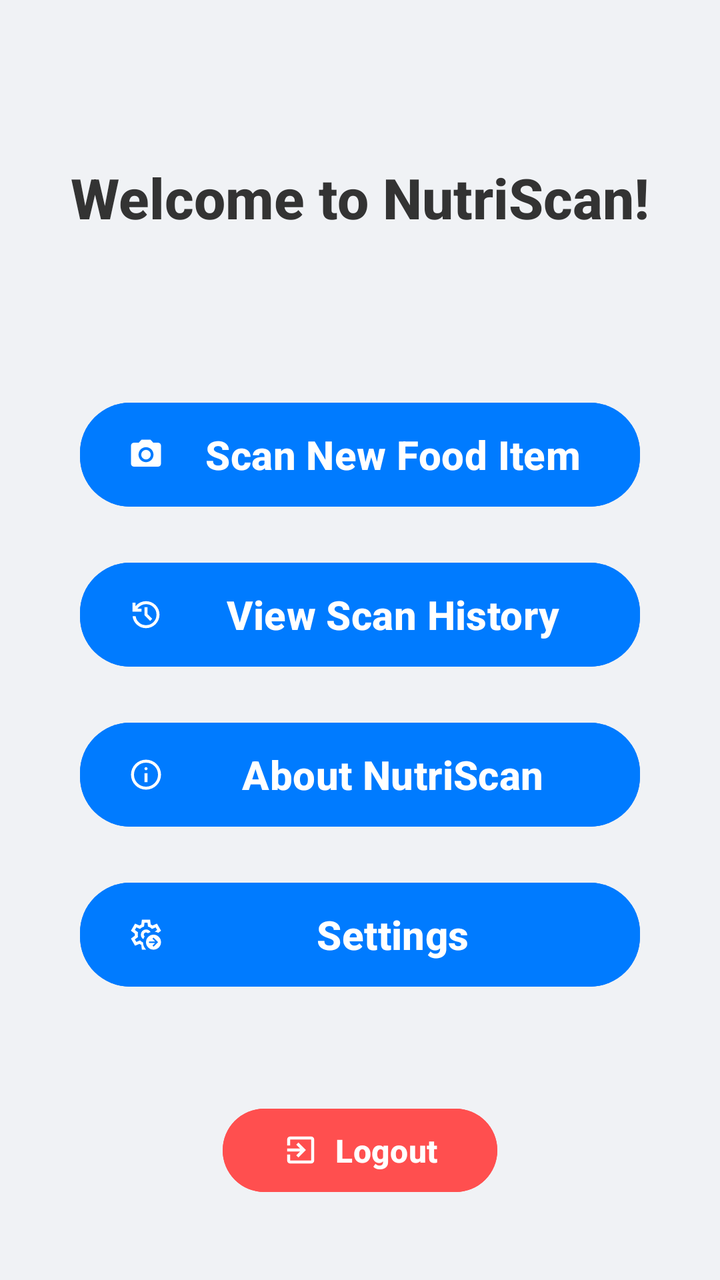
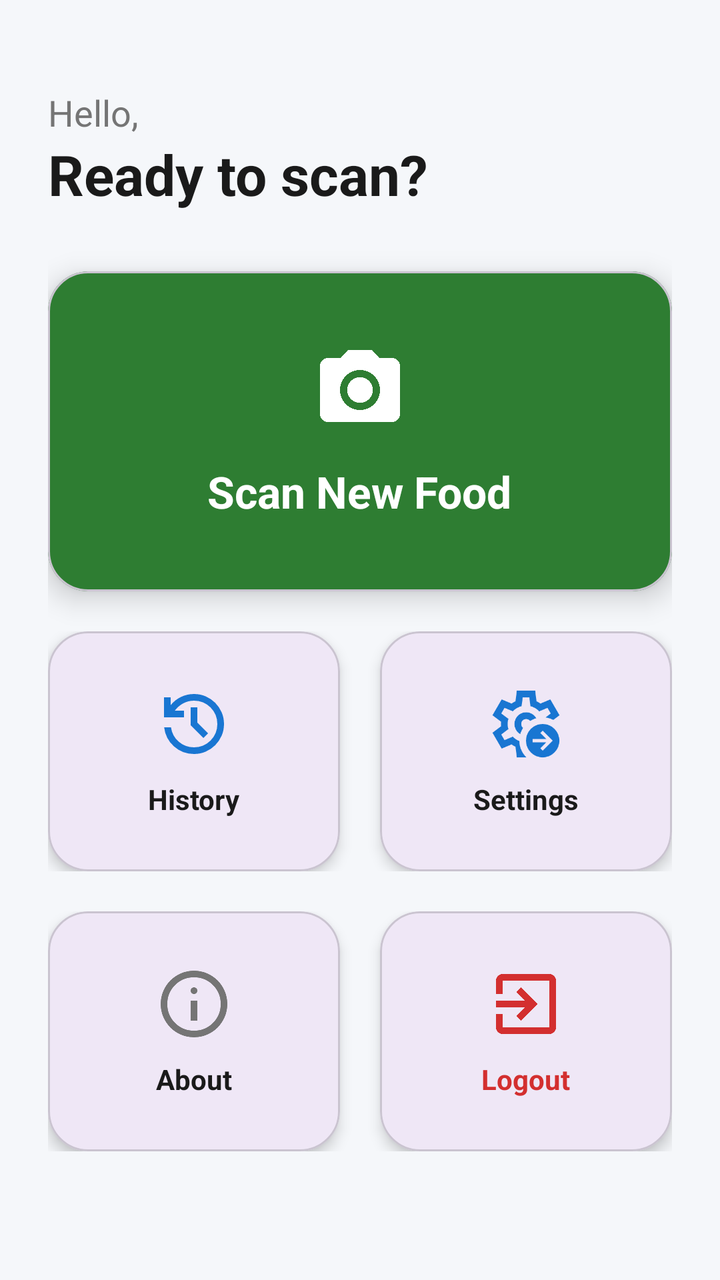

Compare the two renders of this Android layout. The source of the first and the diff that turns it into the second are given below.
<!-- AndroidManifest.xml: application theme Theme.NutriScan -->
<!-- res/layout/activity_home.xml -->
<?xml version="1.0" encoding="utf-8"?>
<RelativeLayout xmlns:android="http://schemas.android.com/apk/res/android"
    xmlns:app="http://schemas.android.com/apk/res-auto"
    xmlns:tools="http://schemas.android.com/tools"
    android:layout_width="match_parent"
    android:layout_height="match_parent"
    android:background="#F0F2F5"
    tools:context=".HomeActivity">

    
    <TextView
        android:id="@+id/textViewWelcome"
        android:layout_width="wrap_content"
        android:layout_height="wrap_content"
        android:layout_centerHorizontal="true"
        android:layout_marginTop="80dp"
        android:text="Welcome to NutriScan!"
        android:textColor="#333333"
        android:textSize="28sp"
        android:textStyle="bold"
        android:fontFamily="sans-serif-medium"
        />

    
    <com.google.android.material.button.MaterialButton
        android:id="@+id/buttonScanNewItem"
        android:layout_width="match_parent"
        android:layout_height="60dp"
        android:layout_below="@+id/textViewWelcome"
        android:layout_marginStart="40dp"
        android:layout_marginTop="80dp"
        android:layout_marginEnd="40dp"
        android:backgroundTint="#007BFF"
        android:text="Scan New Food Item"
        android:textColor="#FFFFFF"
        android:textSize="20sp"
        android:textStyle="bold"
        app:icon="@drawable/ic_camera_white_24dp"
        app:iconTint="#FFFFFF"
        app:iconPadding="15dp"
        app:cornerRadius="25dp" />

    
    <com.google.android.material.button.MaterialButton
        android:id="@+id/buttonViewHistory"
        android:layout_width="match_parent"
        android:layout_height="60dp"
        android:layout_below="@+id/buttonScanNewItem"
        android:layout_marginStart="40dp"
        android:layout_marginTop="20dp"
        android:layout_marginEnd="40dp"
        android:backgroundTint="#007BFF"
        android:text="View Scan History"
        android:textColor="#FFFFFF"
        android:textSize="20sp"
        android:textStyle="bold"
        app:icon="@drawable/ic_history_white_24dp"
        app:iconTint="#FFFFFF"
        app:iconPadding="15dp"
        app:cornerRadius="25dp" />

    
    <com.google.android.material.button.MaterialButton
        android:id="@+id/buttonAbout"
        android:layout_width="match_parent"
        android:layout_height="60dp"
        android:layout_below="@+id/buttonViewHistory"
        android:layout_marginStart="40dp"
        android:layout_marginTop="20dp"
        android:layout_marginEnd="40dp"
        android:backgroundTint="#007BFF"
        android:text="About NutriScan"
        android:textColor="#FFFFFF"
        android:textSize="20sp"
        android:textStyle="bold"
        app:icon="@drawable/ic_info_white_24dp"
        app:iconTint="#FFFFFF"
        app:iconPadding="15dp"
        app:cornerRadius="25dp" />

    
    <com.google.android.material.button.MaterialButton
        android:id="@+id/buttonSettings"
        android:layout_width="match_parent"
        android:layout_height="60dp"
        android:layout_below="@+id/buttonAbout"
        android:layout_marginStart="40dp"
        android:layout_marginTop="20dp"
        android:layout_marginEnd="40dp"
        android:backgroundTint="#007BFF"
        android:text="Settings"
        android:textColor="#FFFFFF"
        android:textSize="20sp"
        android:textStyle="bold"
        app:icon="@drawable/ic_settings_white_24dp"
        app:iconTint="#FFFFFF"
        app:iconPadding="15dp"
        app:cornerRadius="25dp" />


    
    <com.google.android.material.button.MaterialButton
        android:id="@+id/buttonLogout"
        android:layout_width="wrap_content"
        android:layout_height="wrap_content"
        android:layout_alignParentBottom="true"
        android:layout_centerHorizontal="true"
        android:layout_marginBottom="40dp"
        android:text="Logout"
        android:textColor="#FFFFFF"
        android:backgroundTint="#FF4F4F"
        android:paddingStart="30dp"
        android:paddingEnd="30dp"
        android:paddingTop="10dp"
        android:paddingBottom="10dp"
        android:textSize="16sp"
        android:textStyle="bold"
        app:icon="@drawable/ic_logout_white_24dp"
        app:iconTint="#FFFFFF"
        app:iconPadding="8dp"
        app:cornerRadius="25dp" />

</RelativeLayout>
<!-- resources referenced by this layout -->
<resources>
  <!-- drawable ic_camera_white_24dp (drawable) -->
  <vector xmlns:android="http://schemas.android.com/apk/res/android" android:height="24dp" android:tint="#FFFFFF" android:viewportHeight="24" android:viewportWidth="24" android:width="24dp">
        
      <path android:fillColor="@android:color/white" android:pathData="M12,12m-3.2,0a3.2,3.2 0,1 1,6.4 0a3.2,3.2 0,1 1,-6.4 0"/>
        
      <path android:fillColor="@android:color/white" android:pathData="M9,2L7.17,4L4,4c-1.1,0 -2,0.9 -2,2v12c0,1.1 0.9,2 2,2h16c1.1,0 2,-0.9 2,-2L22,6c0,-1.1 -0.9,-2 -2,-2h-3.17L15,2L9,2zM12,17c-2.76,0 -5,-2.24 -5,-5s2.24,-5 5,-5 5,2.24 5,5 -2.24,5 -5,5z"/>
      
  </vector>
  <!-- drawable ic_history_white_24dp (drawable) -->
  <vector xmlns:android="http://schemas.android.com/apk/res/android"
      android:width="24dp"
      android:height="24dp"
      android:viewportWidth="960"
      android:viewportHeight="960"
      android:tint="?attr/colorControlNormal">
    <path
        android:fillColor="@android:color/white"
        android:pathData="M480,840Q342,840 239.5,748.5Q137,657 122,520L204,520Q218,624 296.5,692Q375,760 480,760Q597,760 678.5,678.5Q760,597 760,480Q760,363 678.5,281.5Q597,200 480,200Q411,200 351,232Q291,264 250,320L360,320L360,400L120,400L120,160L200,160L200,254Q251,190 324.5,155Q398,120 480,120Q555,120 620.5,148.5Q686,177 734.5,225.5Q783,274 811.5,339.5Q840,405 840,480Q840,555 811.5,620.5Q783,686 734.5,734.5Q686,783 620.5,811.5Q555,840 480,840ZM592,648L440,496L440,280L520,280L520,464L648,592L592,648Z"/>
  </vector>
  <!-- drawable ic_info_white_24dp (drawable) -->
  <vector xmlns:android="http://schemas.android.com/apk/res/android"
      android:width="24dp"
      android:height="24dp"
      android:viewportWidth="960"
      android:viewportHeight="960"
      android:tint="?attr/colorControlNormal">
    <path
        android:fillColor="@android:color/white"
        android:pathData="M440,680L520,680L520,440L440,440L440,680ZM480,360Q497,360 508.5,348.5Q520,337 520,320Q520,303 508.5,291.5Q497,280 480,280Q463,280 451.5,291.5Q440,303 440,320Q440,337 451.5,348.5Q463,360 480,360ZM480,880Q397,880 324,848.5Q251,817 197,763Q143,709 111.5,636Q80,563 80,480Q80,397 111.5,324Q143,251 197,197Q251,143 324,111.5Q397,80 480,80Q563,80 636,111.5Q709,143 763,197Q817,251 848.5,324Q880,397 880,480Q880,563 848.5,636Q817,709 763,763Q709,817 636,848.5Q563,880 480,880ZM480,800Q614,800 707,707Q800,614 800,480Q800,346 707,253Q614,160 480,160Q346,160 253,253Q160,346 160,480Q160,614 253,707Q346,800 480,800ZM480,480Q480,480 480,480Q480,480 480,480Q480,480 480,480Q480,480 480,480Q480,480 480,480Q480,480 480,480Q480,480 480,480Q480,480 480,480Z"/>
  </vector>
  <!-- drawable ic_logout_white_24dp (drawable) -->
  <vector xmlns:android="http://schemas.android.com/apk/res/android"
      android:width="24dp"
      android:height="24dp"
      android:viewportWidth="960"
      android:viewportHeight="960"
      android:tint="?attr/colorControlNormal"
      android:autoMirrored="true">
    <path
        android:fillColor="@android:color/white"
        android:pathData="M200,840Q167,840 143.5,816.5Q120,793 120,760L120,600L200,600L200,760Q200,760 200,760Q200,760 200,760L760,760Q760,760 760,760Q760,760 760,760L760,200Q760,200 760,200Q760,200 760,200L200,200Q200,200 200,200Q200,200 200,200L200,360L120,360L120,200Q120,167 143.5,143.5Q167,120 200,120L760,120Q793,120 816.5,143.5Q840,167 840,200L840,760Q840,793 816.5,816.5Q793,840 760,840L200,840ZM420,680L364,622L466,520L120,520L120,440L466,440L364,338L420,280L620,480L420,680Z"/>
  </vector>
  <style name="Theme.NutriScan" parent="Base.Theme.NutriScan" />
  <style name="Base.Theme.NutriScan" parent="Theme.Material3.DayNight.NoActionBar">
          
          
      </style>
  <!-- unchanged entries left out for length: 1 -->
</resources>

<!-- the commit's change to res/layout/activity_home.xml (unified diff, before → after) -->
@@ -1,123 +1,207 @@
 <?xml version="1.0" encoding="utf-8"?>
-<RelativeLayout xmlns:android="http://schemas.android.com/apk/res/android"
+<ScrollView xmlns:android="http://schemas.android.com/apk/res/android"
     xmlns:app="http://schemas.android.com/apk/res-auto"
-    xmlns:tools="http://schemas.android.com/tools"
     android:layout_width="match_parent"
     android:layout_height="match_parent"
-    android:background="#F0F2F5"
-    tools:context=".HomeActivity">
-
-    
-    <TextView
-        android:id="@+id/textViewWelcome"
-        android:layout_width="wrap_content"
+    android:background="@color/bg_light"
+    android:fillViewport="true">
+
+    <LinearLayout
+        android:layout_width="match_parent"
         android:layout_height="wrap_content"
-        android:layout_centerHorizontal="true"
-        android:layout_marginTop="80dp"
-        android:text="Welcome to NutriScan!"
-        android:textColor="#333333"
-        android:textSize="28sp"
-        android:textStyle="bold"
-        android:fontFamily="sans-serif-medium"
-        />
-
-    
-    <com.google.android.material.button.MaterialButton
-        android:id="@+id/buttonScanNewItem"
-        android:layout_width="match_parent"
-        android:layout_height="60dp"
-        android:layout_below="@+id/textViewWelcome"
-        android:layout_marginStart="40dp"
-        android:layout_marginTop="80dp"
-        android:layout_marginEnd="40dp"
-        android:backgroundTint="#007BFF"
-        android:text="Scan New Food Item"
-        android:textColor="#FFFFFF"
-        android:textSize="20sp"
-        android:textStyle="bold"
-        app:icon="@drawable/ic_camera_white_24dp"
-        app:iconTint="#FFFFFF"
-        app:iconPadding="15dp"
-        app:cornerRadius="25dp" />
-
-    
-    <com.google.android.material.button.MaterialButton
-        android:id="@+id/buttonViewHistory"
-        android:layout_width="match_parent"
-        android:layout_height="60dp"
-        android:layout_below="@+id/buttonScanNewItem"
-        android:layout_marginStart="40dp"
-        android:layout_marginTop="20dp"
-        android:layout_marginEnd="40dp"
-        android:backgroundTint="#007BFF"
-        android:text="View Scan History"
-        android:textColor="#FFFFFF"
-        android:textSize="20sp"
-        android:textStyle="bold"
-        app:icon="@drawable/ic_history_white_24dp"
-        app:iconTint="#FFFFFF"
-        app:iconPadding="15dp"
-        app:cornerRadius="25dp" />
-
-    
-    <com.google.android.material.button.MaterialButton
-        android:id="@+id/buttonAbout"
-        android:layout_width="match_parent"
-        android:layout_height="60dp"
-        android:layout_below="@+id/buttonViewHistory"
-        android:layout_marginStart="40dp"
-        android:layout_marginTop="20dp"
-        android:layout_marginEnd="40dp"
-        android:backgroundTint="#007BFF"
-        android:text="About NutriScan"
-        android:textColor="#FFFFFF"
-        android:textSize="20sp"
-        android:textStyle="bold"
-        app:icon="@drawable/ic_info_white_24dp"
-        app:iconTint="#FFFFFF"
-        app:iconPadding="15dp"
-        app:cornerRadius="25dp" />
-
-    
-    <com.google.android.material.button.MaterialButton
-        android:id="@+id/buttonSettings"
-        android:layout_width="match_parent"
-        android:layout_height="60dp"
-        android:layout_below="@+id/buttonAbout"
-        android:layout_marginStart="40dp"
-        android:layout_marginTop="20dp"
-        android:layout_marginEnd="40dp"
-        android:backgroundTint="#007BFF"
-        android:text="Settings"
-        android:textColor="#FFFFFF"
-        android:textSize="20sp"
-        android:textStyle="bold"
-        app:icon="@drawable/ic_settings_white_24dp"
-        app:iconTint="#FFFFFF"
-        app:iconPadding="15dp"
-        app:cornerRadius="25dp" />
-
-
-    
-    <com.google.android.material.button.MaterialButton
-        android:id="@+id/buttonLogout"
-        android:layout_width="wrap_content"
-        android:layout_height="wrap_content"
-        android:layout_alignParentBottom="true"
-        android:layout_centerHorizontal="true"
-        android:layout_marginBottom="40dp"
-        android:text="Logout"
-        android:textColor="#FFFFFF"
-        android:backgroundTint="#FF4F4F"
-        android:paddingStart="30dp"
-        android:paddingEnd="30dp"
-        android:paddingTop="10dp"
-        android:paddingBottom="10dp"
-        android:textSize="16sp"
-        android:textStyle="bold"
-        app:icon="@drawable/ic_logout_white_24dp"
-        app:iconTint="#FFFFFF"
-        app:iconPadding="8dp"
-        app:cornerRadius="25dp" />
-
-</RelativeLayout>
+        android:orientation="vertical"
+        android:padding="24dp">
+
+        <TextView
+            android:id="@+id/textViewWelcome"
+            android:layout_width="wrap_content"
+            android:layout_height="wrap_content"
+            android:layout_marginTop="20dp"
+            android:text="Hello,"
+            android:textColor="@color/text_light"
+            android:textSize="18sp" />
+
+        <TextView
+            android:layout_width="wrap_content"
+            android:layout_height="wrap_content"
+            android:layout_marginBottom="30dp"
+            android:text="Ready to scan?"
+            android:textColor="@color/text_dark"
+            android:textSize="28sp"
+            android:textStyle="bold" />
+
+        
+        <com.google.android.material.card.MaterialCardView
+            android:id="@+id/buttonScanNewItem"
+            android:layout_width="match_parent"
+            android:layout_height="160dp"
+            android:layout_marginBottom="20dp"
+            app:cardBackgroundColor="@color/primary_green"
+            app:cardCornerRadius="20dp"
+            app:cardElevation="8dp">
+
+            <LinearLayout
+                android:layout_width="match_parent"
+                android:layout_height="match_parent"
+                android:gravity="center"
+                android:orientation="vertical">
+
+                <ImageView
+                    android:layout_width="48dp"
+                    android:layout_height="48dp"
+                    android:src="@drawable/ic_camera_white_24dp"
+                    app:tint="@color/white" />
+
+                <TextView
+                    android:layout_width="wrap_content"
+                    android:layout_height="wrap_content"
+                    android:layout_marginTop="12dp"
+                    android:text="Scan New Food"
+                    android:textColor="@color/white"
+                    android:textSize="22sp"
+                    android:textStyle="bold" />
+            </LinearLayout>
+        </com.google.android.material.card.MaterialCardView>
+
+        
+        <LinearLayout
+            android:layout_width="match_parent"
+            android:layout_height="wrap_content"
+            android:orientation="horizontal"
+            android:weightSum="2">
+
+            <com.google.android.material.card.MaterialCardView
+                android:id="@+id/buttonViewHistory"
+                android:layout_width="0dp"
+                android:layout_height="120dp"
+                android:layout_marginEnd="10dp"
+                android:layout_weight="1"
+                app:cardCornerRadius="20dp"
+                app:cardElevation="4dp">
+
+                <LinearLayout
+                    android:layout_width="match_parent"
+                    android:layout_height="match_parent"
+                    android:gravity="center"
+                    android:orientation="vertical">
+
+                    <ImageView
+                        android:layout_width="40dp"
+                        android:layout_height="40dp"
+                        android:src="@drawable/ic_history_white_24dp"
+                        app:tint="@color/primary_blue" />
+
+                    <TextView
+                        android:layout_width="wrap_content"
+                        android:layout_height="wrap_content"
+                        android:layout_marginTop="8dp"
+                        android:text="History"
+                        android:textColor="@color/text_dark"
+                        android:textStyle="bold" />
+                </LinearLayout>
+            </com.google.android.material.card.MaterialCardView>
+
+            <com.google.android.material.card.MaterialCardView
+                android:id="@+id/buttonSettings"
+                android:layout_width="0dp"
+                android:layout_height="120dp"
+                android:layout_marginStart="10dp"
+                android:layout_weight="1"
+                app:cardCornerRadius="20dp"
+                app:cardElevation="4dp">
+
+                <LinearLayout
+                    android:layout_width="match_parent"
+                    android:layout_height="match_parent"
+                    android:gravity="center"
+                    android:orientation="vertical">
+
+                    <ImageView
+                        android:layout_width="40dp"
+                        android:layout_height="40dp"
+                        android:src="@drawable/ic_settings_white_24dp"
+                        app:tint="@color/primary_blue" />
+
+                    <TextView
+                        android:layout_width="wrap_content"
+                        android:layout_height="wrap_content"
+                        android:layout_marginTop="8dp"
+                        android:text="Settings"
+                        android:textColor="@color/text_dark"
+                        android:textStyle="bold" />
+                </LinearLayout>
+            </com.google.android.material.card.MaterialCardView>
+        </LinearLayout>
+
+        <LinearLayout
+            android:layout_width="match_parent"
+            android:layout_height="wrap_content"
+            android:layout_marginTop="20dp"
+            android:orientation="horizontal"
+            android:weightSum="2">
+
+            <com.google.android.material.card.MaterialCardView
+                android:id="@+id/buttonAbout"
+                android:layout_width="0dp"
+                android:layout_height="120dp"
+                android:layout_marginEnd="10dp"
+                android:layout_weight="1"
+                app:cardCornerRadius="20dp"
+                app:cardElevation="4dp">
+
+                <LinearLayout
+                    android:layout_width="match_parent"
+                    android:layout_height="match_parent"
+                    android:gravity="center"
+                    android:orientation="vertical">
+
+                    <ImageView
+                        android:layout_width="40dp"
+                        android:layout_height="40dp"
+                        android:src="@drawable/ic_info_white_24dp"
+                        app:tint="@color/text_light" />
+
+                    <TextView
+                        android:layout_width="wrap_content"
+                        android:layout_height="wrap_content"
+                        android:layout_marginTop="8dp"
+                        android:text="About"
+                        android:textColor="@color/text_dark"
+                        android:textStyle="bold" />
+                </LinearLayout>
+            </com.google.android.material.card.MaterialCardView>
+
+            <com.google.android.material.card.MaterialCardView
+                android:id="@+id/buttonLogout"
+                android:layout_width="0dp"
+                android:layout_height="120dp"
+                android:layout_marginStart="10dp"
+                android:layout_weight="1"
+                app:cardCornerRadius="20dp"
+                app:cardElevation="4dp">
+
+                <LinearLayout
+                    android:layout_width="match_parent"
+                    android:layout_height="match_parent"
+                    android:gravity="center"
+                    android:orientation="vertical">
+
+                    <ImageView
+                        android:layout_width="40dp"
+                        android:layout_height="40dp"
+                        android:src="@drawable/ic_logout_white_24dp"
+                        app:tint="@color/error_red" />
+
+                    <TextView
+                        android:layout_width="wrap_content"
+                        android:layout_height="wrap_content"
+                        android:layout_marginTop="8dp"
+                        android:text="Logout"
+                        android:textColor="@color/error_red"
+                        android:textStyle="bold" />
+                </LinearLayout>
+            </com.google.android.material.card.MaterialCardView>
+        </LinearLayout>
+
+    </LinearLayout>
+</ScrollView>
<!-- resource entries referenced after the edit -->
@@ -1,5 +1,12 @@
 <!-- resources referenced by this layout -->
 <resources>
+  <color name="bg_light">#F5F7FA</color>
+  <color name="error_red">#D32F2F</color>
+  <color name="primary_blue">#1976D2</color>
+  <color name="primary_green">#2E7D32</color>
+  <color name="text_dark">#1A1A1A</color>
+  <color name="text_light">#757575</color>
+  <color name="white">#FFFFFFFF</color>
   <!-- drawable ic_camera_white_24dp (drawable) -->
   <vector xmlns:android="http://schemas.android.com/apk/res/android" android:height="24dp" android:tint="#FFFFFF" android:viewportHeight="24" android:viewportWidth="24" android:width="24dp">
         
